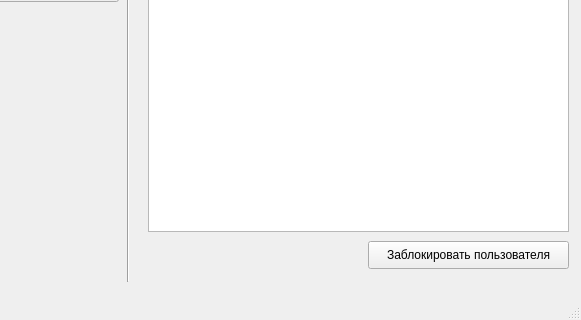
The window that bibleowindow.ui (Antareas/Bibleo) describes before a commit, drawn with Qt 5; both pictures show x 132 to 713 and y 159 to 479 of the 713 by 479 pixel window.
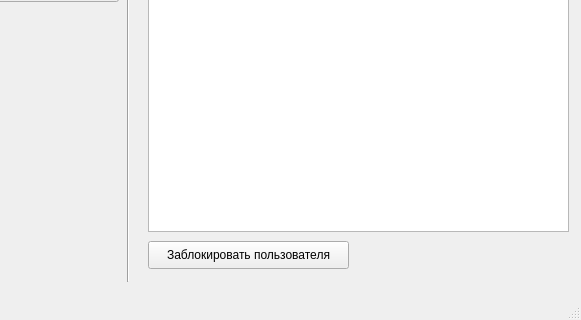
The same window after the commit.

Commit message: rework design

Patch:
```diff
--- a/bibleowindow.ui
+++ b/bibleowindow.ui
@@ -27,7 +27,7 @@
    <widget class="QPushButton" name="pushButton_2">
     <property name="geometry">
      <rect>
-      <x>500</x>
+      <x>280</x>
       <y>400</y>
       <width>201</width>
       <height>28</height>
@@ -50,7 +50,7 @@
      <enum>Qt::Vertical</enum>
     </property>
    </widget>
-   <widget class="QWidget" name="">
+   <widget class="QWidget" name="layoutWidget">
     <property name="geometry">
      <rect>
       <x>10</x>
```
The commit also changes 6 other files.
